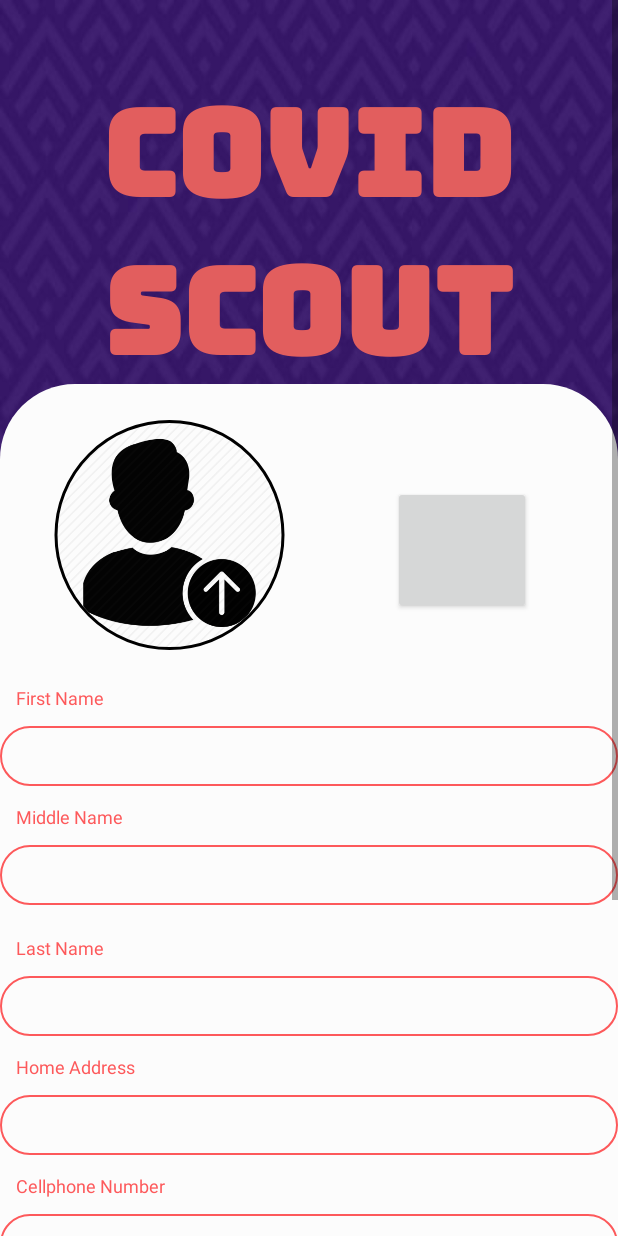
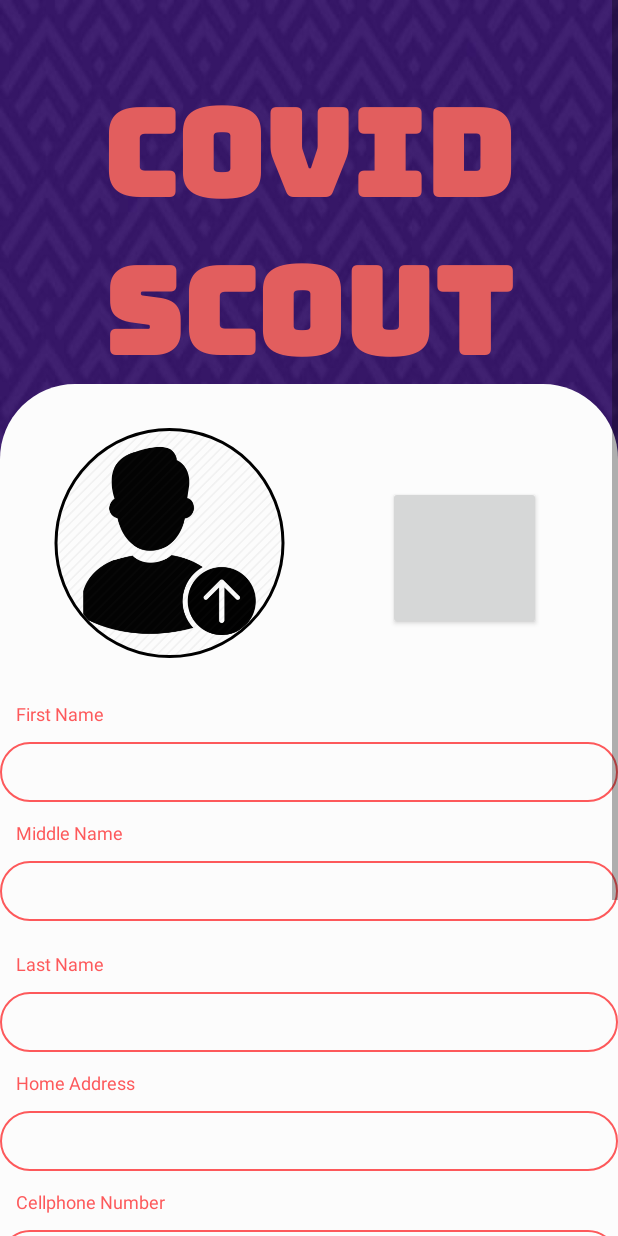
Before and after one commit to omega391/COVID-Tracing-App, an Android app: the layout activity_homepage.xml on its own in the app's theme, with its tools: preview values and no code run, on a phone screen of 412 x 824 dp. Run offline under Robolectric (Android 15) with nearby library versions, the phone set to English and light mode, and no system bars; plain views replace CircleButton; Roboto replaces fonts that are not available here.

Commit message:
Change app icon
Improved Homepage and added a new activity for QRCODE

```diff
--- a/app/src/main/res/layout/activity_homepage.xml
+++ b/app/src/main/res/layout/activity_homepage.xml
@@ -213,15 +213,15 @@
 
         <at.markushi.ui.CircleButton
             android:id="@+id/qrbtn"
-            android:layout_width="92dp"
-            android:layout_height="85dp"
+            android:layout_width="102dp"
+            android:layout_height="96dp"
             android:layout_marginStart="32dp"
             android:layout_marginTop="68dp"
-            android:src="@drawable/qrlogo"
+            android:src="@drawable/logo4"
             app:cb_color="#E25E5E"
             app:cb_pressedRingWidth="8dip"
             app:layout_constraintEnd_toEndOf="parent"
-            app:layout_constraintHorizontal_bias="0.384"
+            app:layout_constraintHorizontal_bias="0.387"
             app:layout_constraintStart_toEndOf="@+id/imageView"
             app:layout_constraintTop_toTopOf="@+id/view" />
 
--- a/app/src/main/res/values/ic_launcher_background.xml
+++ b/app/src/main/res/values/ic_launcher_background.xml
@@ -1,4 +1,4 @@
 <?xml version="1.0" encoding="utf-8"?>
 <resources>
-    <color name="ic_launcher_background">#FEFFF9</color>
+    <color name="ic_launcher_background">#DCACD6</color>
 </resources>
```
Also changed, not shown: app/src/main/res/drawable/appicon.png (added), app/src/main/res/drawable/appicon2.png (added), app/src/main/res/drawable/logo2.png (added), app/src/main/res/drawable/logo3.png (added), app/src/main/res/drawable/logo4.png (added), app/src/main/res/mipmap-hdpi/ic_launcher.png, app/src/main/res/mipmap-hdpi/ic_launcher_round.png, app/src/main/res/mipmap-mdpi/ic_launcher.png, app/src/main/res/mipmap-mdpi/ic_launcher_round.png, app/src/main/res/mipmap-xhdpi/ic_launcher.png, app/src/main/res/mipmap-xhdpi/ic_launcher_round.png, app/src/main/res/mipmap-xxhdpi/ic_launcher.png, app/src/main/res/mipmap-xxhdpi/ic_launcher_round.png, app/src/main/res/mipmap-xxxhdpi/ic_launcher.png, 1 more files.
